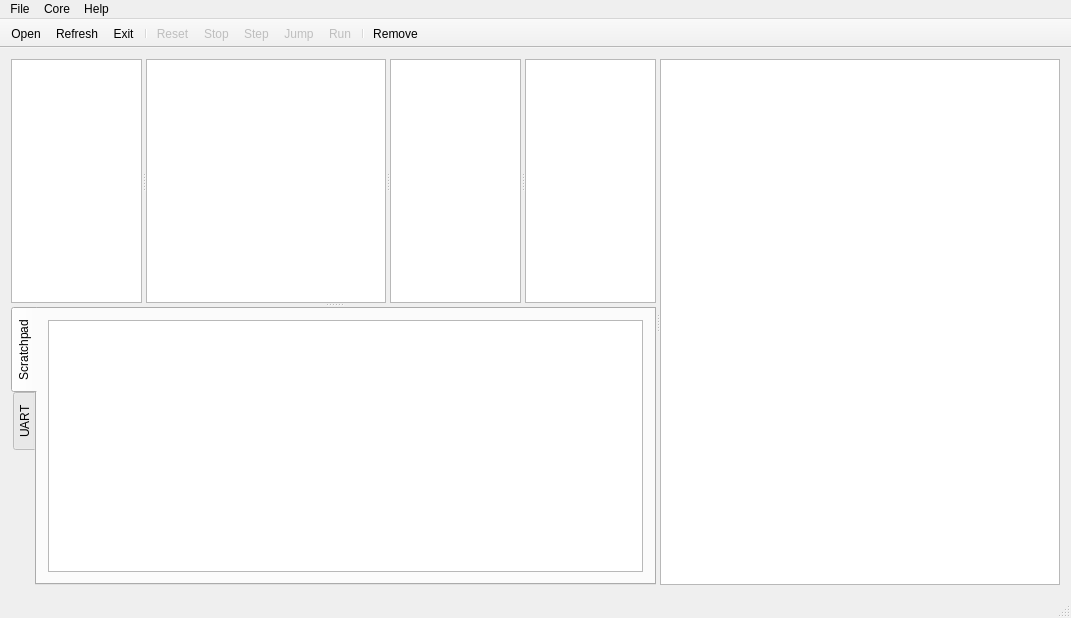
nrclark/pblazasm, file pBlazSIM/mainwindow.ui: the form before one commit.
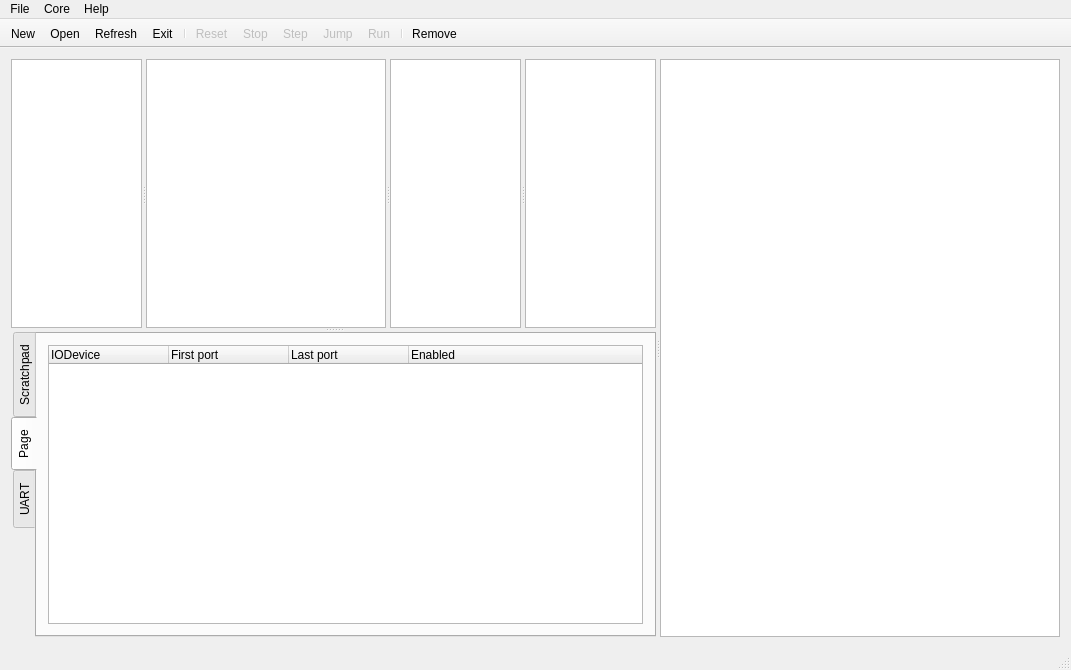
The form after the commit. Icons and pictures are not drawn.

Patch:
```diff
--- a/pBlazSIM/mainwindow.ui
+++ b/pBlazSIM/mainwindow.ui
@@ -7,7 +7,7 @@
     <x>0</x>
     <y>0</y>
     <width>1071</width>
-    <height>618</height>
+    <height>670</height>
    </rect>
   </property>
   <property name="windowTitle">
@@ -184,6 +184,12 @@
             <family>Consolas</family>
            </font>
           </property>
+          <property name="alternatingRowColors">
+           <bool>true</bool>
+          </property>
+          <property name="selectionMode">
+           <enum>QAbstractItemView::NoSelection</enum>
+          </property>
           <property name="gridStyle">
            <enum>Qt::DotLine</enum>
           </property>
@@ -254,7 +260,7 @@
           <enum>QTabWidget::Rounded</enum>
          </property>
          <property name="currentIndex">
-          <number>0</number>
+          <number>1</number>
          </property>
          <property name="elideMode">
           <enum>Qt::ElideNone</enum>
@@ -320,6 +326,52 @@
            </item>
           </layout>
          </widget>
+         <widget class="QWidget" name="tab_3">
+          <attribute name="title">
+           <string>Page</string>
+          </attribute>
+          <layout class="QHBoxLayout" name="horizontalLayout_4">
+           <item>
+            <widget class="QTreeWidget" name="treeWidget">
+             <property name="allColumnsShowFocus">
+              <bool>true</bool>
+             </property>
+             <property name="headerHidden">
+              <bool>false</bool>
+             </property>
+             <property name="expandsOnDoubleClick">
+              <bool>false</bool>
+             </property>
+             <property name="columnCount">
+              <number>4</number>
+             </property>
+             <attribute name="headerDefaultSectionSize">
+              <number>120</number>
+             </attribute>
+             <column>
+              <property name="text">
+               <string>IODevice</string>
+              </property>
+             </column>
+             <column>
+              <property name="text">
+               <string>First port</string>
+              </property>
+             </column>
+             <column>
+              <property name="text">
+               <string>Last port</string>
+              </property>
+             </column>
+             <column>
+              <property name="text">
+               <string>Enabled</string>
+              </property>
+             </column>
+            </widget>
+           </item>
+          </layout>
+         </widget>
          <widget class="QWidget" name="tab">
           <attribute name="title">
            <string>UART</string>
@@ -530,6 +582,7 @@
    <attribute name="toolBarBreak">
     <bool>false</bool>
    </attribute>
+   <addaction name="actionNew"/>
    <addaction name="action_Open"/>
    <addaction name="actionRefresh"/>
    <addaction name="actionExit"/>
@@ -697,6 +750,32 @@
     <string>About</string>
    </property>
   </action>
+  <action name="actionNew">
+   <property name="icon">
+    <iconset resource="resources.qrc">
+     <normaloff>:/images/folder_new.png</normaloff>:/images/folder_new.png</iconset>
+   </property>
+   <property name="text">
+    <string>New</string>
+   </property>
+   <property name="toolTip">
+    <string>Clean Code space</string>
+   </property>
+   <property name="shortcut">
+    <string>Ctrl+N</string>
+   </property>
+  </action>
+  <action name="actionAbout_Qt">
+   <property name="text">
+    <string>About Qt</string>
+   </property>
+   <property name="toolTip">
+    <string>About Qt</string>
+   </property>
+   <property name="shortcut">
+    <string>Ctrl+Q</string>
+   </property>
+  </action>
  </widget>
  <layoutdefault spacing="6" margin="11"/>
  <resources>
```
Left out of the diff: 26 changed lines with no effect on the pictures.
